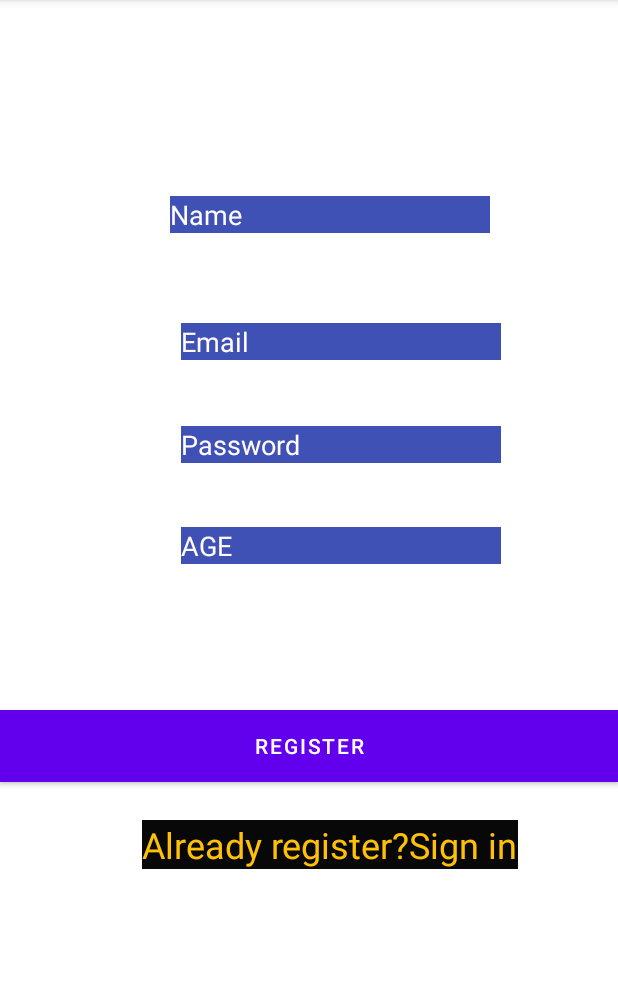
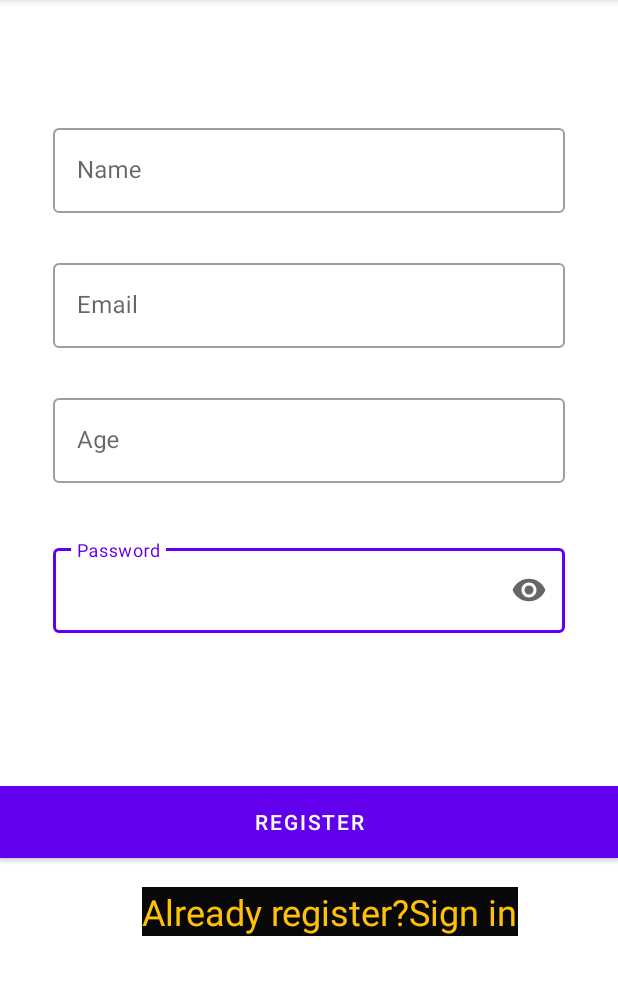
Before and after one commit to ShripadBhat27/FitFreak, an Android app: the screen it shows after launch (Register), on a phone screen of 412 x 824 dp, the part 84-1079 px from its top. Run offline under Robolectric (Android 15) with nearby library versions, the phone set to English and light mode, and no system bars; our stand-ins replace Firebase (no records; nobody signed in at launch, a user with empty details on screens opened directly).

Commit message:
UI EditText

```diff
--- a/app/src/main/java/com/example/fitfreak/Register.java
+++ b/app/src/main/java/com/example/fitfreak/Register.java
@@ -15,6 +15,7 @@ import android.widget.Toast;
 
 import com.google.android.gms.tasks.OnCompleteListener;
 import com.google.android.gms.tasks.Task;
+import com.google.android.material.textfield.TextInputEditText;
 import com.google.firebase.auth.AuthResult;
 import com.google.firebase.auth.FirebaseAuth;
 import com.google.firebase.database.DatabaseReference;
@@ -23,7 +24,7 @@ import com.google.firebase.database.FirebaseDatabase;
 import java.util.ArrayList;
 
 public class Register extends AppCompatActivity {
-    EditText name,email,password,age;
+    TextInputEditText name,email,password,age;
     Button register;
     TextView login;
     ProgressBar progressBar;
--- a/app/src/main/res/layout/activity_register.xml
+++ b/app/src/main/res/layout/activity_register.xml
@@ -5,79 +5,89 @@
     android:layout_width="match_parent"
     android:layout_height="match_parent"
     tools:context=".Register">
-    <EditText
-        android:id="@+id/Name"
-        android:layout_width="wrap_content"
+
+    <com.google.android.material.textfield.TextInputLayout
+        style="@style/Widget.MaterialComponents.TextInputLayout.OutlinedBox"
+        android:layout_width="match_parent"
         android:layout_height="wrap_content"
-        android:background="#2196F3"
-        android:backgroundTint="#3F51B5"
-        android:ems="10"
-        android:hint="Name"
-        android:inputType="textPersonName"
-        android:textColor="#F1ECEC"
-        android:textColorHint="#FFFCFC"
-        app:layout_constraintBottom_toBottomOf="parent"
+        android:layout_marginStart="35dp"
+        android:layout_marginTop="360dp"
+        android:layout_marginEnd="35dp"
+        app:endIconMode="password_toggle"
         app:layout_constraintEnd_toEndOf="parent"
-        app:layout_constraintHorizontal_bias="0.572"
         app:layout_constraintStart_toStartOf="parent"
-        app:layout_constraintTop_toTopOf="parent"
-        app:layout_constraintVertical_bias="0.176" />
+        app:layout_constraintTop_toTopOf="parent">
 
-    <EditText
-        android:id="@+id/email2"
-        android:layout_width="wrap_content"
+        <com.google.android.material.textfield.TextInputEditText
+            android:id="@+id/Password2"
+            android:inputType="textPassword"
+            android:layout_width="match_parent"
+            android:layout_height="wrap_content"
+            android:hint="Password" />
+    </com.google.android.material.textfield.TextInputLayout>
+
+    <com.google.android.material.textfield.TextInputLayout
+        style="@style/Widget.MaterialComponents.TextInputLayout.OutlinedBox"
+        android:layout_width="match_parent"
         android:layout_height="wrap_content"
-        android:layout_marginTop="60dp"
-        android:background="#2196F3"
-        android:backgroundTint="#3F51B5"
-        android:ems="10"
-        android:hint="Email"
-        android:inputType="textPersonName"
-        android:textColor="#F1ECEC"
-        android:textColorHint="#FFFCFC"
+        android:layout_marginStart="35dp"
+        android:layout_marginTop="260dp"
+        android:layout_marginEnd="35dp"
+        app:endIconMode="clear_text"
         app:layout_constraintEnd_toEndOf="parent"
-        app:layout_constraintHorizontal_bias="0.606"
         app:layout_constraintStart_toStartOf="parent"
-        app:layout_constraintTop_toBottomOf="@+id/Name" />
+        app:layout_constraintTop_toTopOf="parent">
 
-    <EditText
-        android:id="@+id/Password2"
-        android:layout_width="wrap_content"
+        <com.google.android.material.textfield.TextInputEditText
+            android:id="@+id/age"
+            android:layout_width="match_parent"
+            android:layout_height="wrap_content"
+            android:hint="Age" />
+    </com.google.android.material.textfield.TextInputLayout>
+
+    <com.google.android.material.textfield.TextInputLayout
+        style="@style/Widget.MaterialComponents.TextInputLayout.OutlinedBox"
+        android:layout_width="match_parent"
         android:layout_height="wrap_content"
-        android:layout_marginTop="44dp"
-        android:background="#2196F3"
-        android:backgroundTint="#3F51B5"
-        android:ems="10"
-        android:hint="Password"
-        android:inputType="textPersonName"
-        android:textColor="#F1ECEC"
-        android:textColorHint="#FFFCFC"
+        android:layout_marginStart="35dp"
+        android:layout_marginTop="170dp"
+        android:layout_marginEnd="35dp"
+        app:endIconMode="clear_text"
         app:layout_constraintEnd_toEndOf="parent"
-        app:layout_constraintHorizontal_bias="0.606"
         app:layout_constraintStart_toStartOf="parent"
-        app:layout_constraintTop_toBottomOf="@+id/email2" />
+        app:layout_constraintTop_toTopOf="parent">
 
-    <EditText
-        android:id="@+id/age"
-        android:layout_width="wrap_content"
+        <com.google.android.material.textfield.TextInputEditText
+            android:id="@+id/email2"
+            android:layout_width="match_parent"
+            android:layout_height="wrap_content"
+            android:hint="Email" />
+    </com.google.android.material.textfield.TextInputLayout>
+
+    <com.google.android.material.textfield.TextInputLayout
+        style="@style/Widget.MaterialComponents.TextInputLayout.OutlinedBox"
+        android:layout_width="match_parent"
         android:layout_height="wrap_content"
-        android:layout_marginTop="196dp"
-        android:background="#2196F3"
-        android:backgroundTint="#3F51B5"
-        android:ems="10"
-        android:hint="AGE"
-        android:inputType="textPersonName"
-        android:textColor="#F1ECEC"
-        android:textColorHint="#FFFCFC"
+        android:layout_marginStart="35dp"
+        android:layout_marginTop="80dp"
+        android:layout_marginEnd="35dp"
+        app:endIconMode="clear_text"
         app:layout_constraintEnd_toEndOf="parent"
-        app:layout_constraintHorizontal_bias="0.606"
         app:layout_constraintStart_toStartOf="parent"
-        app:layout_constraintTop_toBottomOf="@+id/Name" />
+        app:layout_constraintTop_toTopOf="parent">
+
+        <com.google.android.material.textfield.TextInputEditText
+            android:id="@+id/Name"
+            android:layout_width="match_parent"
+            android:layout_height="wrap_content"
+            android:hint="Name" />
+    </com.google.android.material.textfield.TextInputLayout>
 
     <Button
         android:id="@+id/Register"
         android:layout_width="0dp"
         android:layout_height="wrap_content"
+        android:layout_marginBottom="196dp"
         android:width="100dp"
         android:background="#FFC107"
         android:paddingLeft="50dp"
@@ -87,9 +97,8 @@
         android:textColorLink="#FFEB3B"
         app:layout_constraintBottom_toBottomOf="parent"
         app:layout_constraintEnd_toEndOf="parent"
+        app:layout_constraintHorizontal_bias="0.0"
         app:layout_constraintStart_toStartOf="parent"
-        app:layout_constraintTop_toBottomOf="@+id/age"
-        app:layout_constraintVertical_bias="0.283"
         app:rippleColor="#FFC107" />
 
     <TextView
```
Also changed, not shown: app/src/main/java/com/example/fitfreak/Login.java (+8 -3 lines), app/src/main/java/com/example/fitfreak/MyProfile.java (+4 -4 lines), app/src/main/res/layout/activity_login.xml (+61 -63 lines), app/src/main/res/layout/activity_my_profile.xml (+40 -18 lines).
